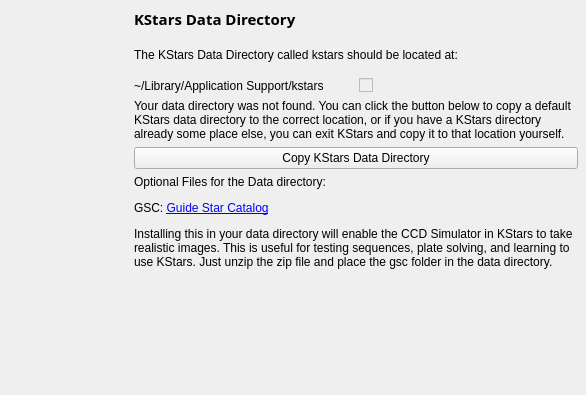
Old version of the form kstars/dialogs/wizdata.ui in the repository KDE/kstars.
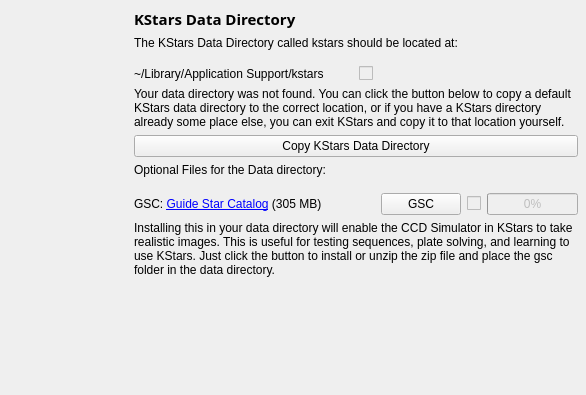
New version of the form.

Commit message: KStars GSC Installer for OSX

```diff
--- a/kstars/dialogs/wizdata.ui
+++ b/kstars/dialogs/wizdata.ui
@@ -62,22 +62,6 @@
        </property>
       </widget>
      </item>
-     <item>
-      <spacer>
-       <property name="orientation">
-        <enum>Qt::Vertical</enum>
-       </property>
-       <property name="sizeType">
-        <enum>QSizePolicy::Fixed</enum>
-       </property>
-       <property name="sizeHint" stdset="0">
-        <size>
-         <width>20</width>
-         <height>12</height>
-        </size>
-       </property>
-      </spacer>
-     </item>
      <item>
       <widget class="QLabel" name="foundFeedback1">
        <property name="text">
@@ -130,9 +114,78 @@
       </widget>
      </item>
      <item>
-      <widget class="QLabel" name="label">
+      <widget class="QLabel" name="label_2">
        <property name="text">
-        <string>&lt;html&gt;&lt;head/&gt;&lt;body&gt;&lt;p&gt;Optional Files for the Data directory:&lt;/p&gt;&lt;p&gt;GSC: &lt;a href=&quot;https://drive.google.com/file/d/0B_ivMJINsdQ8cDhNcU5ESkZMZ0E/view?usp=sharing&quot;&gt;&lt;span style=&quot; text-decoration: underline; color:#0000ff;&quot;&gt;Guide Star Catalog&lt;/span&gt;&lt;/a&gt;&lt;/p&gt;&lt;p&gt;Installing this in your data directory will enable the CCD Simulator in KStars to take realistic images. This is useful for testing sequences, plate solving, and learning to use KStars. Just unzip the zip file and place the gsc folder in the data directory.&lt;/p&gt;&lt;/body&gt;&lt;/html&gt;</string>
+        <string>Optional Files for the Data directory:</string>
+       </property>
+      </widget>
+     </item>
+     <item>
+      <layout class="QHBoxLayout" name="GSCLayout">
+       <property name="topMargin">
+        <number>10</number>
+       </property>
+       <item>
+        <widget class="QLabel" name="label">
+         <property name="sizePolicy">
+          <sizepolicy hsizetype="Expanding" vsizetype="Preferred">
+           <horstretch>0</horstretch>
+           <verstretch>0</verstretch>
+          </sizepolicy>
+         </property>
+         <property name="text">
+          <string>&lt;html&gt;&lt;head/&gt;&lt;body&gt;&lt;p&gt;GSC: &lt;a href=&quot;https://drive.google.com/file/d/0B_ivMJINsdQ8cDhNcU5ESkZMZ0E/view?usp=sharing&quot;&gt;&lt;span style=&quot; text-decoration: underline; color:#0000ff;&quot;&gt;Guide Star Catalog&lt;/span&gt;&lt;/a&gt; (305 MB)&lt;/p&gt;&lt;/body&gt;&lt;/html&gt;</string>
+         </property>
+         <property name="wordWrap">
+          <bool>true</bool>
+         </property>
+         <property name="openExternalLinks">
+          <bool>true</bool>
+         </property>
+        </widget>
+       </item>
+       <item>
+        <widget class="QPushButton" name="installGSC">
+         <property name="text">
+          <string>GSC</string>
+         </property>
+        </widget>
+       </item>
+       <item>
+        <widget class="QCheckBox" name="GSCFound">
+         <property name="enabled">
+          <bool>false</bool>
+         </property>
+         <property name="text">
+          <string/>
+         </property>
+        </widget>
+       </item>
+       <item>
+        <widget class="QProgressBar" name="downloadProgress">
+         <property name="enabled">
+          <bool>false</bool>
+         </property>
+         <property name="sizePolicy">
+          <sizepolicy hsizetype="Minimum" vsizetype="Fixed">
+           <horstretch>0</horstretch>
+           <verstretch>0</verstretch>
+          </sizepolicy>
+         </property>
+         <property name="maximum">
+          <number>240</number>
+         </property>
+         <property name="value">
+          <number>0</number>
+         </property>
+        </widget>
+       </item>
+      </layout>
+     </item>
+     <item>
+      <widget class="QLabel" name="GSCFeedback">
+       <property name="text">
+        <string>Installing this in your data directory will enable the CCD Simulator in KStars to take realistic images. This is useful for testing sequences, plate solving, and learning to use KStars. Just click the button to install or unzip the zip file and place the gsc folder in the data directory.</string>
        </property>
        <property name="wordWrap">
         <bool>true</bool>
```
Left out of the diff: 3 changed lines with no effect on the pictures. The commit also changes 2 other files.
